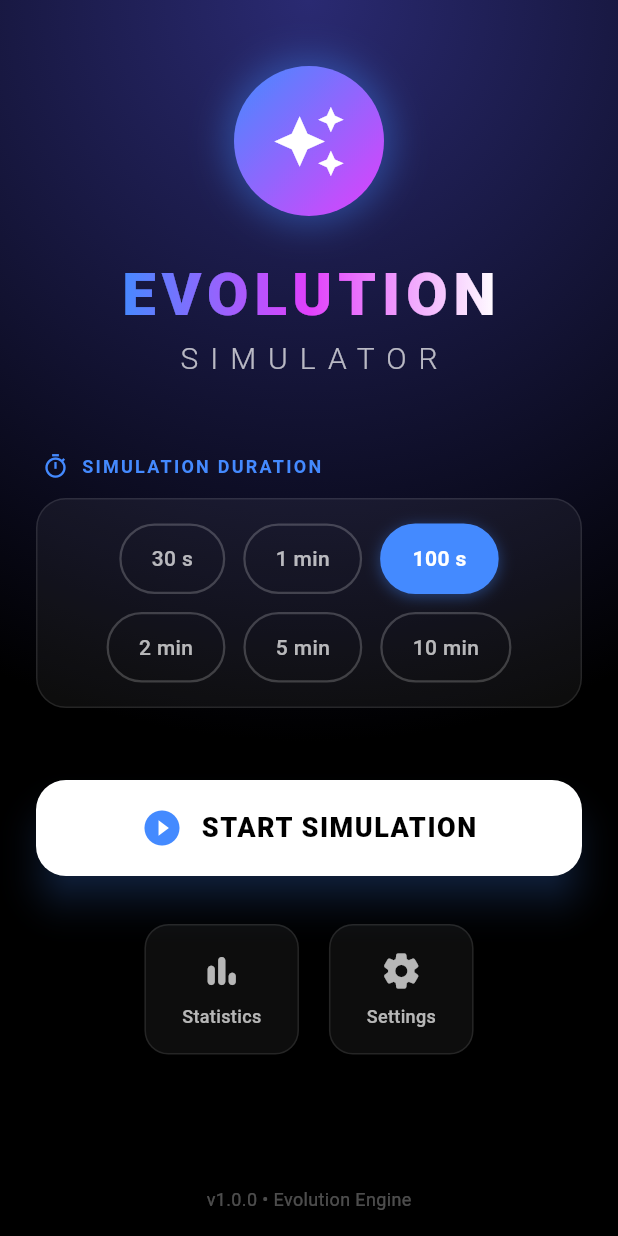
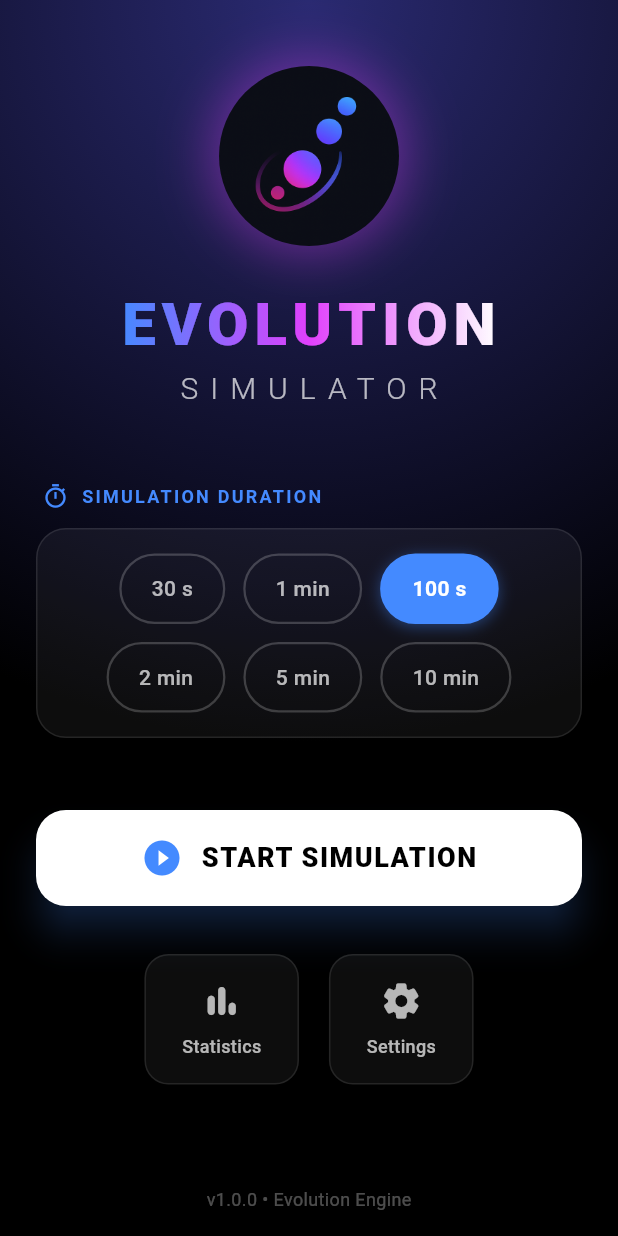
Before and after one commit to Chams99/Evolution, a Flutter app: the screen it shows after launch, on a phone screen of 412 x 824 dp. Run offline on Flutter 3.47's test engine with Material 3 defaults, Android fonts, the phone set to English and light mode, and no system bars; our stand-ins replace share_plus, shared_preferences.

Commit message:
chore: update app branding and identifiers
- Updated app logo from placeholder to professional design
- Updated app launcher icon
- Changed application ID from "com.example.evolution_game" to "tn.chames.evolutiongame"
- Renamed app from "evolution_game" to "Evolution Game"

```diff
--- a/lib/pages/home_page.dart
+++ b/lib/pages/home_page.dart
@@ -88,24 +88,21 @@ class _HomePageState extends State<HomePage> {
     return Column(
       children: [
         Container(
-          width: 100,
-          height: 100,
+          width: 120,
+          height: 120,
           decoration: BoxDecoration(
             shape: BoxShape.circle,
             boxShadow: [
               BoxShadow(
-                color: Colors.blueAccent.withValues(alpha: 0.4),
-                blurRadius: 20,
+                color: Colors.purpleAccent.withValues(alpha: 0.4),
+                blurRadius: 30,
                 spreadRadius: 5,
               ),
             ],
-            gradient: LinearGradient(
-              begin: Alignment.topLeft,
-              end: Alignment.bottomRight,
-              colors: [Colors.blueAccent, Colors.purpleAccent],
-            ),
           ),
-          child: const Icon(Icons.auto_awesome, size: 50, color: Colors.white),
+          child: ClipOval(
+            child: Image.asset('assets/logo.png', fit: BoxFit.cover),
+          ),
         ),
         const SizedBox(height: 24),
         ShaderMask(
```
Also changed, not shown: flutter_launcher_icons.yaml (added, +24 -0 lines), pubspec.yaml (+4 -3 lines), assets/logo-v1.png (added), assets/logo.png (added), pubspec.lock, 47 other files.
